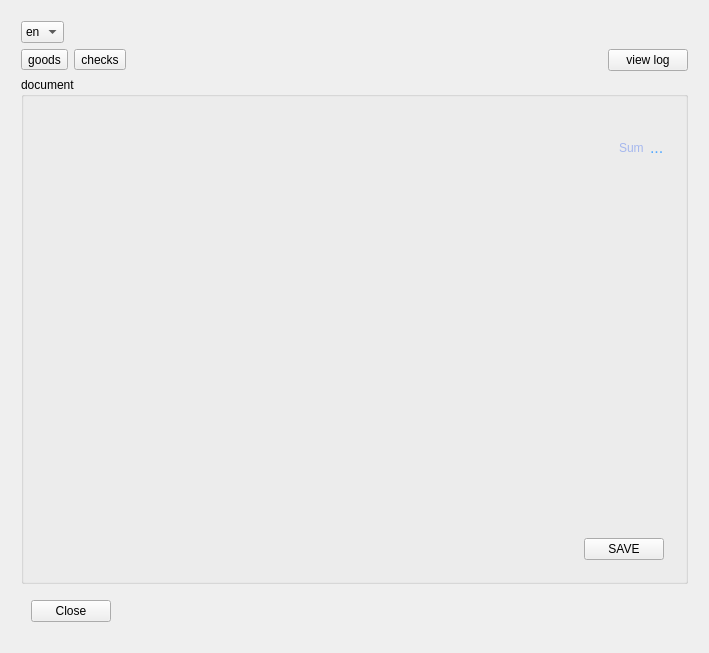
Before: the Qt Designer form pbltableview_test/dialog.ui in PavelDorofeev/Fork-Sql-Qt-4.8.1--SQLite-3--relations--calc-fields, drawn with Qt 5.
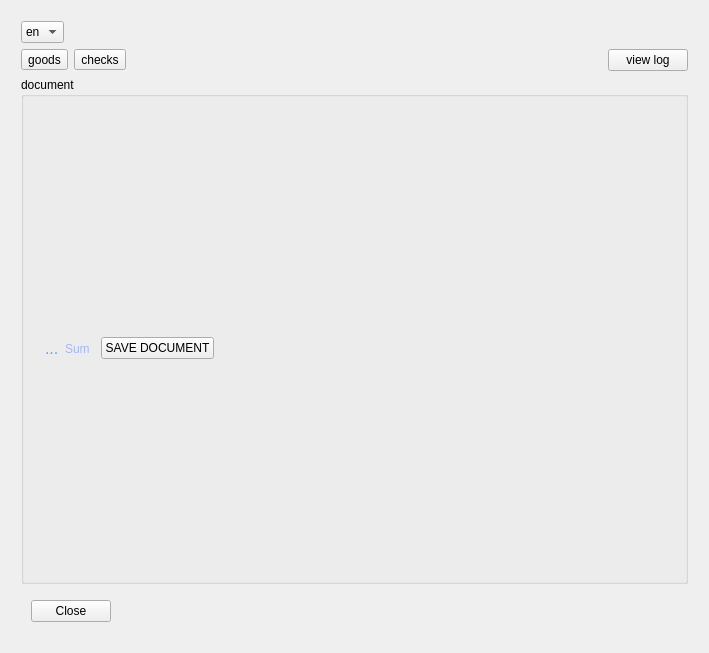
After: the same form once the commit is applied. Icons and pictures are not drawn.

What changed in the file:
```diff
--- a/pbltableview_test/dialog.ui
+++ b/pbltableview_test/dialog.ui
@@ -113,7 +113,7 @@
        <property name="title">
         <string>document</string>
        </property>
-       <layout class="QVBoxLayout" name="verticalLayout_2" stretch="1,0,0">
+       <layout class="QVBoxLayout" name="verticalLayout_2" stretch="1,0">
         <item>
          <layout class="QVBoxLayout" name="tableViewLO">
           <property name="margin">
@@ -126,36 +126,12 @@
           <property name="margin">
            <number>5</number>
           </property>
-          <item>
-           <spacer name="horizontalSpacer_5">
-            <property name="orientation">
-             <enum>Qt::Horizontal</enum>
-            </property>
-            <property name="sizeHint" stdset="0">
-             <size>
-              <width>40</width>
-              <height>20</height>
-             </size>
-            </property>
-           </spacer>
-          </item>
           <item>
            <layout class="QFormLayout" name="formLayout">
             <property name="margin">
              <number>5</number>
             </property>
             <item row="0" column="0">
-             <widget class="QLabel" name="label">
-              <property name="styleSheet">
-               <string notr="true">font: 75 12pt &quot;MS Shell Dlg 2&quot;;
-color: rgb(165, 183, 238);</string>
-              </property>
-              <property name="text">
-               <string>Sum</string>
-              </property>
-             </widget>
-            </item>
-            <item row="0" column="1">
              <widget class="QLabel" name="lbl_sum">
               <property name="font">
                <font>
@@ -175,38 +151,42 @@
               </property>
              </widget>
             </item>
+            <item row="0" column="1">
+             <widget class="QLabel" name="label">
+              <property name="styleSheet">
+               <string notr="true">font: 75 12pt &quot;MS Shell Dlg 2&quot;;
+color: rgb(165, 183, 238);</string>
+              </property>
+              <property name="text">
+               <string>Sum</string>
+              </property>
+             </widget>
+            </item>
            </layout>
           </item>
-         </layout>
-        </item>
-        <item>
-         <layout class="QHBoxLayout" name="horizontalLayout_2">
-          <property name="margin">
-           <number>10</number>
-          </property>
-          <item>
-           <spacer name="horizontalSpacer_2">
-            <property name="orientation">
-             <enum>Qt::Horizontal</enum>
-            </property>
-            <property name="sizeHint" stdset="0">
-             <size>
-              <width>40</width>
-              <height>20</height>
-             </size>
-            </property>
-           </spacer>
-          </item>
           <item>
            <widget class="QPushButton" name="btn_save">
             <property name="text">
-             <string>SAVE</string>
+             <string>SAVE DOCUMENT</string>
             </property>
             <property name="autoDefault">
              <bool>false</bool>
             </property>
            </widget>
           </item>
+          <item>
+           <spacer name="horizontalSpacer_5">
+            <property name="orientation">
+             <enum>Qt::Horizontal</enum>
+            </property>
+            <property name="sizeHint" stdset="0">
+             <size>
+              <width>40</width>
+              <height>20</height>
+             </size>
+            </property>
+           </spacer>
+          </item>
          </layout>
         </item>
        </layout>
```
